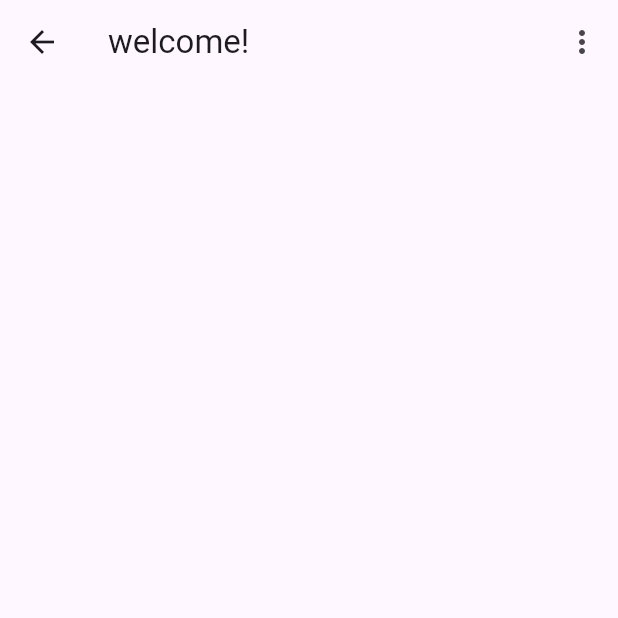
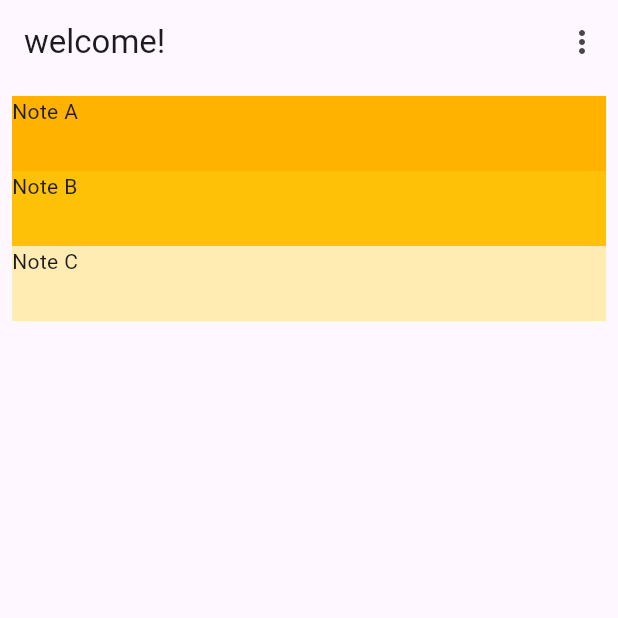
Before and after one commit to Soumyajitmannatiu/trial, a Flutter app: the home_screen screen opened directly, on a phone screen of 412 x 824 dp, the top half of it. Run offline on Flutter 3.47's test engine with Material 2 defaults, Android fonts, the phone set to English and light mode, and no system bars; our stand-ins replace firebase_auth, firebase_core; accounts and stored records are empty.

Commit message:
before clean up

```diff
--- a/lib/views/homepage.dart
+++ b/lib/views/homepage.dart
@@ -1,9 +1,6 @@
-import 'dart:html';
-import 'dart:html';
 
 import 'package:firebase_auth/firebase_auth.dart';
-import 'package:firebase_core/firebase_core.dart';
-import 'package:first/firebase_options.dart';
+
 import 'package:first/views/login_view.dart';
 import 'package:flutter/material.dart';
 import 'dart:developer' as devtools show log;
@@ -18,6 +15,8 @@ class home_screen extends StatefulWidget {
 enum MenuAction { logout }
 
 class _home_screenState extends State<home_screen> {
+  final List<String> entries = <String>['A', 'B', 'C'];
+final List<int> colorCodes = <int>[600, 500, 100];
   @override
   Widget build(BuildContext context) {
     return Scaffold(
@@ -47,6 +46,17 @@ class _home_screenState extends State<home_screen> {
           // IconButton(onPressed: () {}, icon: const Icon(Icons.logout))
         ],
       ),
+      body: ListView.builder(
+      padding: const EdgeInsets.all(8),
+      itemCount: entries.length,
+      itemBuilder: (context, index) {
+        return Container(
+          height: 50,
+        color: Colors.amber[colorCodes[index]],
+          child:Text('Note ${entries[index]}')
+        );
+      },
+    ),
     );
   }
 }
@@ -63,7 +73,7 @@ Future<bool> showLogoutDialog(BuildContext context) {
                 onPressed: () {
                   Navigator.of(context).pop(true);
                 },
-                child: Text('log out')),
+                child: const Text('log out')),
             TextButton(onPressed: () {
               Navigator.of(context).pop(false);
             },
--- a/lib/views/register_view.dart
+++ b/lib/views/register_view.dart
@@ -75,9 +75,7 @@ class _register_viewState extends State<register_view> {
                            await FirebaseAuth.instance
                                 .createUserWithEmailAndPassword(
                                     email: _e, password: _pa).then((userCredential) {
-                                userCredential.user?.sendEmailVerification();
-});
-
+                                userCredential.user?.sendEmailVerification();});
                           if (flag == 0) {
                             Navigator.push(
                               context,
```
Also changed, not shown: lib/main.dart (+37 -1 lines), lib/views/login_view.dart (+17 -10 lines).
